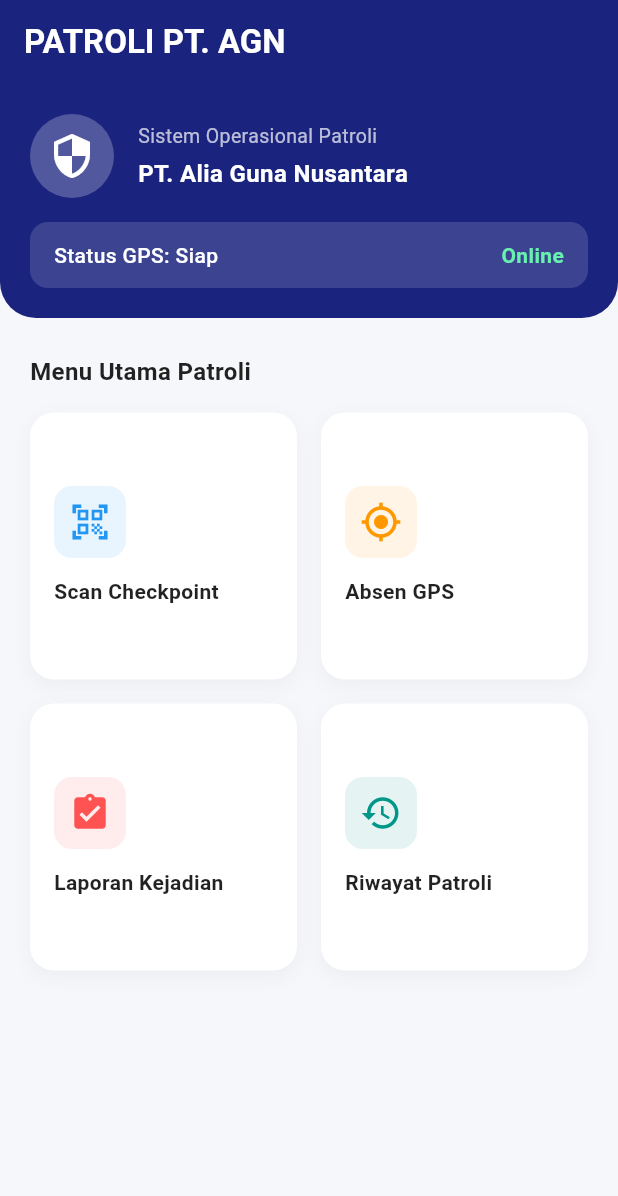
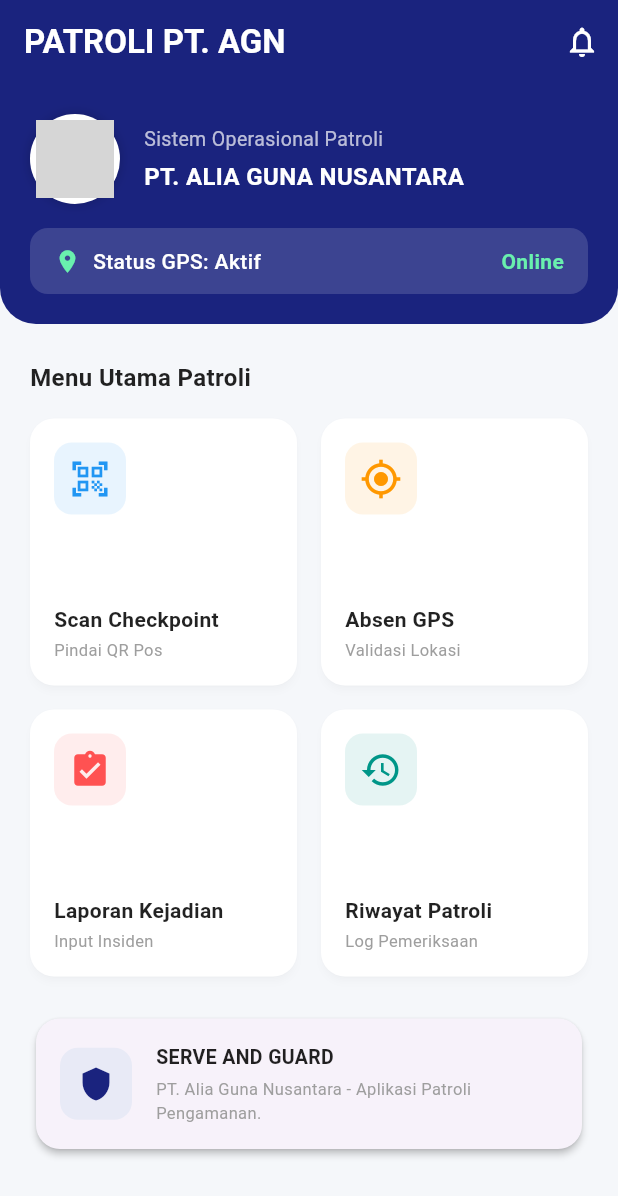
Before and after one commit to Aliaguna/patroli-agn, a Flutter app: the screen it shows after launch, on a phone screen of 412 x 824 dp. Shown: the top 1196 px of the screen. Run offline on Flutter 3.47's test engine with Material 3 defaults, Android fonts, the phone set to English and light mode, and no system bars; grey boxes are pictures that could not be loaded.

Commit message:
Add notification button and update UI elements

```diff
--- a/lib/main.dart
+++ b/lib/main.dart
@@ -34,11 +34,22 @@
         ),
         backgroundColor: const Color(0xFF1A237E),
         elevation: 0,
+        actions: [
+          IconButton(
+            icon: const Icon(Icons.notifications_none, color: Colors.white),
+            onPressed: () {
+              ScaffoldMessenger.of(context).showSnackBar(
+                const SnackBar(content: Text('Tidak ada pemberitahuan baru.')),
+              );
+            },
+          ),
+        ],
       ),
       body: SingleChildScrollView(
         child: Column(
           crossAxisAlignment: CrossAxisAlignment.start,
           children: [
+            // Banner Profil & Logo PT. AGN
             Container(
               padding: const EdgeInsets.all(20),
               decoration: const BoxDecoration(
@@ -52,13 +63,35 @@
                 children: [
                   Row(
                     children: [
-                      const CircleAvatar(
-                        radius: 28,
-                        backgroundColor: Colors.white24,
-                        child: Icon(Icons.security, size: 32, color: Colors.white),
+                      // Tempat Logo Perusahaan PT. AGN
+                      Container(
+                        width: 60,
+                        height: 60,
+                        padding: const EdgeInsets.all(4),
+                        decoration: BoxDecoration(
+                          color: Colors.white,
+                          shape: BoxShape.circle,
+                          boxShadow: [
+                            BoxShadow(
+                              color: Colors.black.withOpacity(0.2),
+                              blurRadius: 6,
+                            ),
+                          ],
+                        ),
+                        child: ClipOval(
+                          child: Image.asset(
+                            'assets/logo.png',
+                            fit: BoxFit.cover,
+                            errorBuilder: (context, error, stackTrace) {
+                              // Tampilan cadangan jika logo belum ter-upload
+                              return const Icon(Icons.shield, size: 36, color: Color(0xFF1A237E));
+                            },
+                          ),
+                        ),
                       ),
                       const SizedBox(width: 16),
-                      Column(
+                      Expanded(
+                        child: Column(
                           crossAxisAlignment: CrossAxisAlignment.start,
                           children: const [
                             Text(
@@ -67,7 +100,7 @@
                             ),
                             SizedBox(height: 4),
                             Text(
-                            'PT. Alia Guna Nusantara',
+                              'PT. ALIA GUNA NUSANTARA',
                               style: TextStyle(
                                 color: Colors.white,
                                 fontSize: 16,
@@ -75,6 +108,7 @@
                               ),
                             ),
                           ],
+                        ),
                       ),
                     ],
                   ),
@@ -88,9 +122,15 @@
                     child: Row(
                       mainAxisAlignment: MainAxisAlignment.spaceBetween,
                       children: const [
+                        Row(
+                          children: [
+                            Icon(Icons.location_on, color: Colors.greenAccent, size: 18),
+                            SizedBox(width: 8),
                             Text(
-                          'Status GPS: Siap',
+                              'Status GPS: Aktif',
                               style: TextStyle(color: Colors.white, fontWeight: FontWeight.w500),
+                            ),
+                          ],
                         ),
                         Text(
                           'Online',
@@ -102,7 +142,9 @@
                 ],
               ),
             ),
+
             const SizedBox(height: 24),
+
             const Padding(
               padding: EdgeInsets.symmetric(horizontal: 20),
               child: Text(
@@ -114,7 +156,10 @@
                 ),
               ),
             ),
+
             const SizedBox(height: 16),
+
+            // Grid Menu Fitur Aktif & Bisa Diklik
             Padding(
               padding: const EdgeInsets.symmetric(horizontal: 20),
               child: GridView.count(
@@ -125,26 +170,89 @@
                 mainAxisSpacing: 16,
                 children: [
                   _buildMenuCard(
+                    context: context,
                     icon: Icons.qr_code_scanner,
                     title: 'Scan Checkpoint',
+                    subtitle: 'Pindai QR Pos',
                     color: Colors.blue,
+                    onTap: () {
+                      _showActionDialog(context, 'Scan Checkpoint', 'Fitur Kamera QR Code siap digunakan untuk pemindaian pos.');
+                    },
                   ),
                   _buildMenuCard(
+                    context: context,
                     icon: Icons.my_location,
                     title: 'Absen GPS',
+                    subtitle: 'Validasi Lokasi',
                     color: Colors.orange,
+                    onTap: () {
+                      _showActionDialog(context, 'Absen GPS', 'Koordinat GPS terkunci. Absensi presensi pos berhasil disimpan.');
+                    },
                   ),
                   _buildMenuCard(
+                    context: context,
                     icon: Icons.assignment_turned_in,
                     title: 'Laporan Kejadian',
+                    subtitle: 'Input Insiden',
                     color: Colors.redAccent,
+                    onTap: () {
+                      _showActionDialog(context, 'Laporan Kejadian', 'Membuka formulir catatan kejadian & foto temuan.');
+                    },
                   ),
                   _buildMenuCard(
+                    context: context,
                     icon: Icons.history,
                     title: 'Riwayat Patroli',
+                    subtitle: 'Log Pemeriksaan',
                     color: Colors.teal,
+                    onTap: () {
+                      _showActionDialog(context, 'Riwayat Patroli', 'Menampilkan log aktivitas petugas untuk hari ini.');
+                    },
                   ),
                 ],
+              ),
+            ),
+
+            const SizedBox(height: 24),
+
+            // Info Card Bawah
+            Padding(
+              padding: const EdgeInsets.symmetric(horizontal: 20),
+              child: Card(
+                shape: RoundedRectangleBorder(borderRadius: BorderRadius.circular(16)),
+                elevation: 2,
+                child: Padding(
+                  padding: const EdgeInsets.all(16),
+                  child: Row(
+                    children: [
+                      Container(
+                        padding: const EdgeInsets.all(12),
+                        decoration: BoxDecoration(
+                          color: Colors.indigo.shade50,
+                          borderRadius: BorderRadius.circular(12),
+                        ),
+                        child: const Icon(Icons.shield, color: Color(0xFF1A237E)),
+                      ),
+                      const SizedBox(width: 16),
+                      Expanded(
+                        child: Column(
+                          crossAxisAlignment: CrossAxisAlignment.start,
+                          children: const [
+                            Text(
+                              'SERVE AND GUARD',
+                              style: TextStyle(fontWeight: FontWeight.bold, fontSize: 13, color: Colors.black87),
+                            ),
+                            SizedBox(height: 4),
+                            Text(
+                              'PT. Alia Guna Nusantara - Aplikasi Patroli Pengamanan.',
+                              style: TextStyle(color: Colors.grey, fontSize: 11),
+                            ),
+                          ],
+                        ),
+                      ),
+                    ],
+                  ),
+                ),
               ),
             ),
             const SizedBox(height: 24),
@@ -155,26 +263,28 @@
   }
 
   static Widget _buildMenuCard({
+    required BuildContext context,
     required IconData icon,
     required String title,
+    required String subtitle,
     required Color color,
+    required VoidCallback onTap,
   }) {
-    return Container(
-      padding: const EdgeInsets.all(16),
-      decoration: BoxDecoration(
+    return Material(
       color: Colors.white,
       borderRadius: BorderRadius.circular(16),
-        boxShadow: [
-          BoxShadow(
-            color: Colors.black.withOpacity(0.04),
-            blurRadius: 10,
-            offset: const Offset(0, 4),
-          ),
-        ],
-      ),
+      elevation: 2,
+      shadowColor: Colors.black12,
+      child: InkWell(
+        onTap: onTap,
+        borderRadius: BorderRadius.circular(16),
+        splashColor: color.withOpacity(0.2),
+        highlightColor: color.withOpacity(0.1),
+        child: Padding(
+          padding: const EdgeInsets.all(16),
           child: Column(
             crossAxisAlignment: CrossAxisAlignment.start,
-        mainAxisAlignment: MainAxisAlignment.center,
+            mainAxisAlignment: MainAxisAlignment.spaceBetween,
             children: [
               Container(
                 padding: const EdgeInsets.all(10),
@@ -184,7 +294,9 @@
                 ),
                 child: Icon(icon, color: color, size: 28),
               ),
-          const SizedBox(height: 12),
+              Column(
+                crossAxisAlignment: CrossAxisAlignment.start,
+                children: [
                   Text(
                     title,
                     style: const TextStyle(
@@ -193,6 +305,35 @@
                       color: Colors.black87,
                     ),
                   ),
+                  const SizedBox(height: 2),
+                  Text(
+                    subtitle,
+                    style: const TextStyle(
+                      fontSize: 11,
+                      color: Colors.grey,
+                    ),
+                  ),
+                ],
+              ),
+            ],
+          ),
+        ),
+      ),
+    );
+  }
+
+  static void _showActionDialog(BuildContext context, String menuTitle, String message) {
+    showDialog(
+      context: context,
+      builder: (ctx) => AlertDialog(
+        shape: RoundedRectangleBorder(borderRadius: BorderRadius.circular(16)),
+        title: Text(menuTitle, style: const TextStyle(fontWeight: FontWeight.bold)),
+        content: Text(message),
+        actions: [
+          TextButton(
+            onPressed: () => Navigator.pop(ctx),
+            child: const Text('Tutup', style: TextStyle(color: Color(0xFF1A237E), fontWeight: FontWeight.bold)),
+          ),
         ],
       ),
     );
```
Lines whose indentation alone changed are shown as unchanged.
